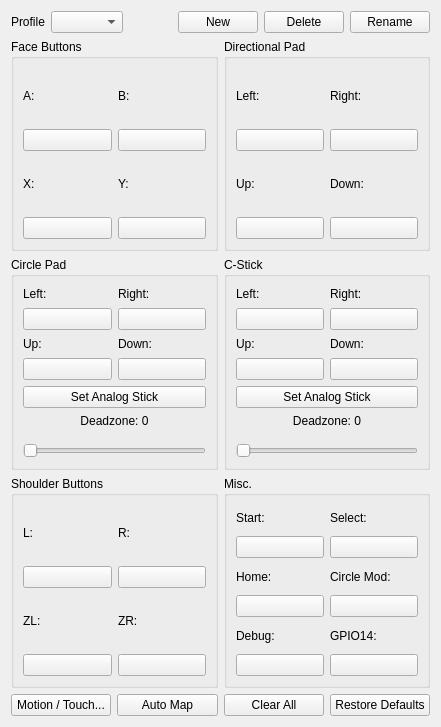
Above: src/citra_qt/configuration/configure_input.ui from PabloMK7/citra before the change. Below: the same form after it.
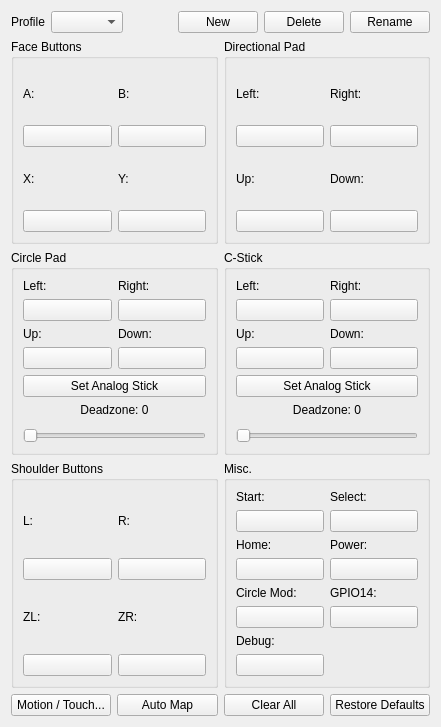
That is the form after the change.

What changed in the file:
```diff
--- a/src/citra_qt/configuration/configure_input.ui
+++ b/src/citra_qt/configuration/configure_input.ui
@@ -305,6 +305,24 @@
          </layout>
         </item>
         <item row="1" column="1">
+         <layout class="QVBoxLayout" name="verticalLayout_34">
+          <item>
+           <widget class="QLabel" name="label_37">
+            <property name="text">
+             <string>Power:</string>
+            </property>
+           </widget>
+          </item>
+          <item>
+           <widget class="QPushButton" name="buttonPower">
+            <property name="text">
+             <string/>
+            </property>
+           </widget>
+          </item>
+         </layout>
+        </item>
+        <item row="2" column="0">
          <layout class="QVBoxLayout" name="verticalLayout_28">
           <item>
            <widget class="QLabel" name="label_36">
@@ -340,7 +358,7 @@
           </item>
          </layout>
         </item>
-        <item row="2" column="0">
+        <item row="3" column="0">
          <layout class="QVBoxLayout" name="verticalLayout_32">
           <item>
            <widget class="QLabel" name="label_40">
```
